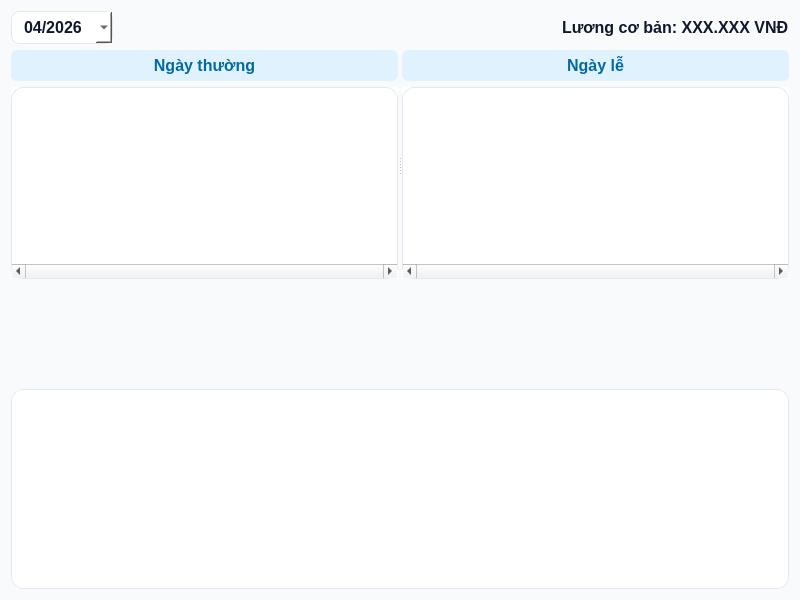
Qt form src/view/Salary_View.ui (vttaan/OOP---Management-Application-Project) before a commit.
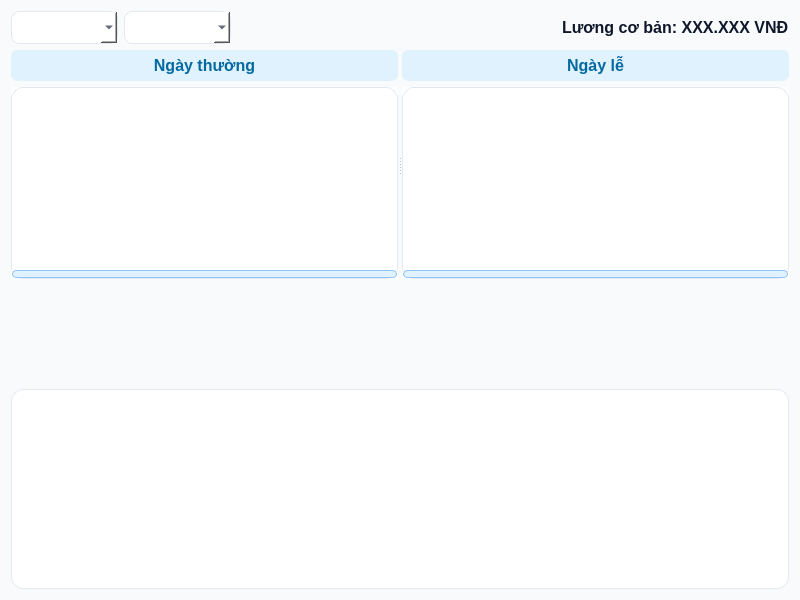
The same form after that commit.

Commit message:
Update salary logic, update shift properties
Update:
    + Salary page with combo box to select month & year
    + Make tables scrollable
    + Fetch data of shifts in selected time
    + Shift properties: added column isHoliday to check whether it's a holiday when register shift

Diff of the .ui file:
```diff
--- a/src/view/Salary_View.ui
+++ b/src/view/Salary_View.ui
@@ -81,6 +81,60 @@
     background-color: #F8FAFC;
     border: none;
     border-bottom: 2px solid #E2E8F0;
+}
+QScrollBar:horizontal {
+    border: none;
+    background: #F1F5F9;
+    height: 8px;
+    margin: 0px;
+    border-radius: 4px;
+}
+QScrollBar::handle:horizontal {
+    background: #E0F2FE;
+    min-width: 20px;
+    border-radius: 4px;
+    border: 1px solid #93C5FD;
+}
+QScrollBar::handle:horizontal:hover {
+    background: #BAE6FD;
+    border-color: #60A5FA;
+}
+QScrollBar::add-line:horizontal {
+    border: none;
+    background: none;
+    width: 0px;
+}
+QScrollBar::sub-line:horizontal {
+    border: none;
+    background: none;
+    width: 0px;
+}
+QScrollBar:vertical {
+    border: none;
+    background: #F1F5F9;
+    width: 8px;
+    margin: 0px;
+    border-radius: 4px;
+}
+QScrollBar::handle:vertical {
+    background: #E0F2FE;
+    min-height: 20px;
+    border-radius: 4px;
+    border: 1px solid #93C5FD;
+}
+QScrollBar::handle:vertical:hover {
+    background: #BAE6FD;
+    border-color: #60A5FA;
+}
+QScrollBar::add-line:vertical {
+    border: none;
+    background: none;
+    height: 0px;
+}
+QScrollBar::sub-line:vertical {
+    border: none;
+    background: none;
+    height: 0px;
 }</string>
   </property>
   <layout class="QVBoxLayout" name="verticalLayout">
@@ -94,26 +148,16 @@
          <bold>true</bold>
         </font>
        </property>
-       <item>
-        <property name="text">
-         <string>04/2026</string>
-        </property>
-       </item>
-       <item>
-        <property name="text">
-         <string>05/2026</string>
-        </property>
-       </item>
-       <item>
-        <property name="text">
-         <string>06/2026</string>
-        </property>
-       </item>
-       <item>
-        <property name="text">
-         <string>07/2026</string>
-        </property>
-       </item>
+      </widget>
+     </item>
+     <item>
+      <widget class="QComboBox" name="yearComboBox">
+       <property name="font">
+        <font>
+         <pointsize>12</pointsize>
+         <bold>true</bold>
+        </font>
+       </property>
       </widget>
      </item>
      <item>
```
Left out of the diff: 2 changed lines with no effect on the pictures. The commit also changes 10 other files.
